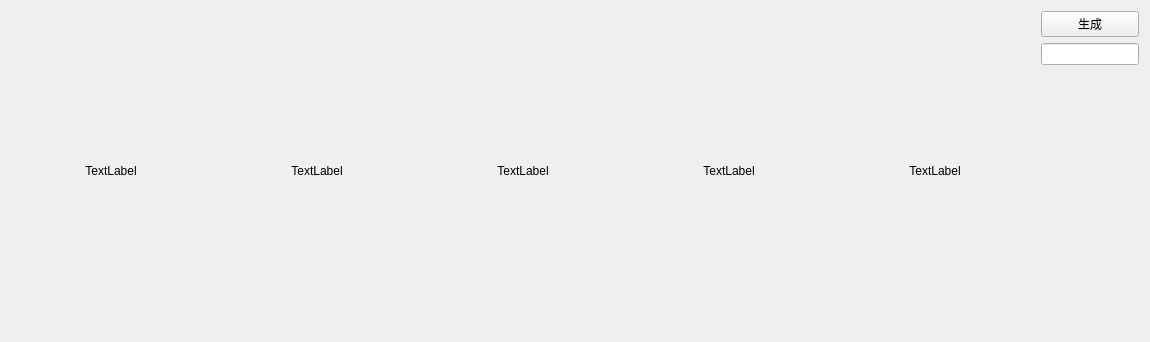
Qt form TexasPoker/TexasPoker/texaswidget.ui (JackeyLea/TexasPoker) before a commit.
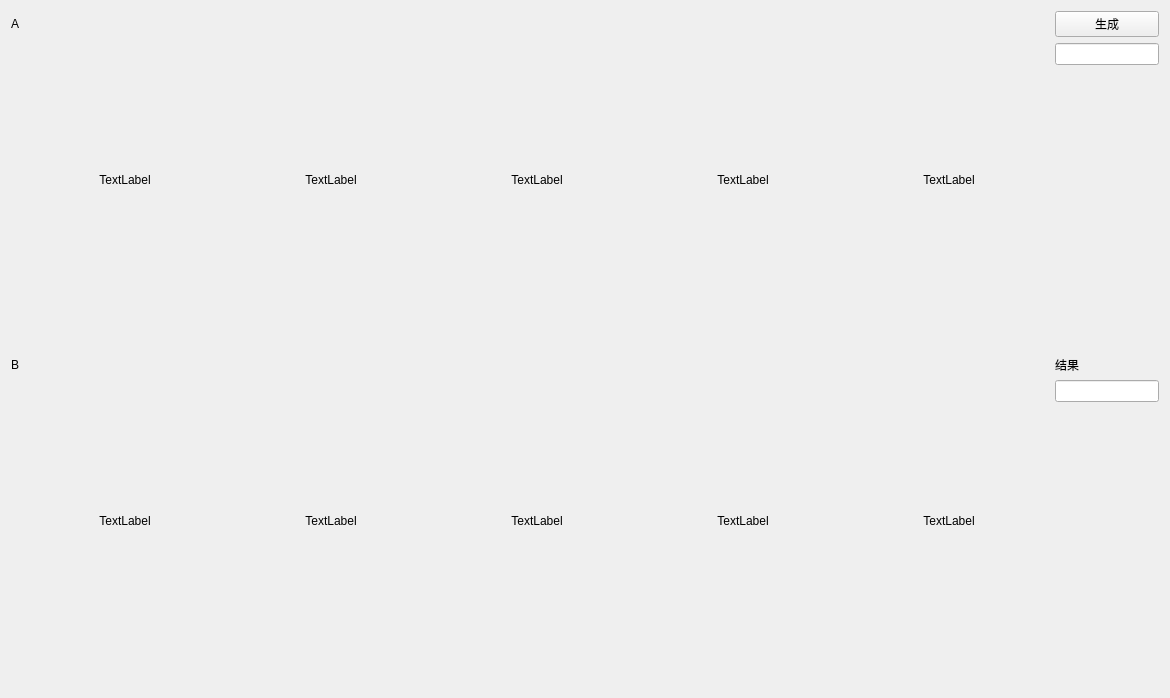
The same form after that commit.

Commit message: 更新界面设计

The edit to the form file:
```diff
--- a/TexasPoker/TexasPoker/texaswidget.ui
+++ b/TexasPoker/TexasPoker/texaswidget.ui
@@ -6,151 +6,310 @@
    <rect>
     <x>0</x>
     <y>0</y>
-    <width>1150</width>
-    <height>342</height>
+    <width>1170</width>
+    <height>698</height>
    </rect>
   </property>
   <property name="windowTitle">
    <string>TexasWidget</string>
   </property>
   <layout class="QGridLayout" name="gridLayout">
-   <item row="0" column="2" rowspan="3">
-    <widget class="QLabel" name="labelImg3">
-     <property name="minimumSize">
-      <size>
-       <width>200</width>
-       <height>320</height>
-      </size>
-     </property>
-     <property name="maximumSize">
-      <size>
-       <width>200</width>
-       <height>320</height>
-      </size>
-     </property>
+   <item row="0" column="0">
+    <widget class="QLabel" name="label">
      <property name="text">
-      <string>TextLabel</string>
+      <string>A</string>
      </property>
-     <property name="alignment">
-      <set>Qt::AlignmentFlag::AlignCenter</set>
-     </property>
     </widget>
    </item>
-   <item row="0" column="4" rowspan="3">
-    <widget class="QLabel" name="labelImg5">
-     <property name="minimumSize">
-      <size>
-       <width>200</width>
-       <height>320</height>
-      </size>
-     </property>
-     <property name="maximumSize">
-      <size>
-       <width>200</width>
-       <height>320</height>
-      </size>
-     </property>
-     <property name="text">
-      <string>TextLabel</string>
-     </property>
-     <property name="alignment">
-      <set>Qt::AlignmentFlag::AlignCenter</set>
-     </property>
-    </widget>
-   </item>
-   <item row="0" column="3" rowspan="3">
-    <widget class="QLabel" name="labelImg4">
-     <property name="minimumSize">
-      <size>
-       <width>200</width>
-       <height>320</height>
-      </size>
-     </property>
-     <property name="maximumSize">
-      <size>
-       <width>200</width>
-       <height>320</height>
-      </size>
-     </property>
-     <property name="text">
-      <string>TextLabel</string>
-     </property>
-     <property name="alignment">
-      <set>Qt::AlignmentFlag::AlignCenter</set>
-     </property>
-    </widget>
-   </item>
-   <item row="2" column="5">
-    <spacer name="verticalSpacer">
-     <property name="orientation">
-      <enum>Qt::Orientation::Vertical</enum>
-     </property>
-     <property name="sizeHint" stdset="0">
-      <size>
-       <width>20</width>
-       <height>218</height>
-      </size>
-     </property>
-    </spacer>
-   </item>
    <item row="0" column="1" rowspan="3">
-    <widget class="QLabel" name="labelImg2">
-     <property name="minimumSize">
-      <size>
-       <width>200</width>
-       <height>320</height>
-      </size>
-     </property>
-     <property name="maximumSize">
-      <size>
-       <width>200</width>
-       <height>320</height>
-      </size>
-     </property>
-     <property name="text">
-      <string>TextLabel</string>
-     </property>
-     <property name="alignment">
-      <set>Qt::AlignmentFlag::AlignCenter</set>
-     </property>
-    </widget>
+    <layout class="QHBoxLayout" name="horizontalLayout">
+     <item>
+      <widget class="QLabel" name="labelImg1">
+       <property name="minimumSize">
+        <size>
+         <width>200</width>
+         <height>320</height>
+        </size>
+       </property>
+       <property name="maximumSize">
+        <size>
+         <width>200</width>
+         <height>320</height>
+        </size>
+       </property>
+       <property name="text">
+        <string>TextLabel</string>
+       </property>
+       <property name="alignment">
+        <set>Qt::AlignmentFlag::AlignCenter</set>
+       </property>
+      </widget>
+     </item>
+     <item>
+      <widget class="QLabel" name="labelImg2">
+       <property name="minimumSize">
+        <size>
+         <width>200</width>
+         <height>320</height>
+        </size>
+       </property>
+       <property name="maximumSize">
+        <size>
+         <width>200</width>
+         <height>320</height>
+        </size>
+       </property>
+       <property name="text">
+        <string>TextLabel</string>
+       </property>
+       <property name="alignment">
+        <set>Qt::AlignmentFlag::AlignCenter</set>
+       </property>
+      </widget>
+     </item>
+     <item>
+      <widget class="QLabel" name="labelImg3">
+       <property name="minimumSize">
+        <size>
+         <width>200</width>
+         <height>320</height>
+        </size>
+       </property>
+       <property name="maximumSize">
+        <size>
+         <width>200</width>
+         <height>320</height>
+        </size>
+       </property>
+       <property name="text">
+        <string>TextLabel</string>
+       </property>
+       <property name="alignment">
+        <set>Qt::AlignmentFlag::AlignCenter</set>
+       </property>
+      </widget>
+     </item>
+     <item>
+      <widget class="QLabel" name="labelImg4">
+       <property name="minimumSize">
+        <size>
+         <width>200</width>
+         <height>320</height>
+        </size>
+       </property>
+       <property name="maximumSize">
+        <size>
+         <width>200</width>
+         <height>320</height>
+        </size>
+       </property>
+       <property name="text">
+        <string>TextLabel</string>
+       </property>
+       <property name="alignment">
+        <set>Qt::AlignmentFlag::AlignCenter</set>
+       </property>
+      </widget>
+     </item>
+     <item>
+      <widget class="QLabel" name="labelImg5">
+       <property name="minimumSize">
+        <size>
+         <width>200</width>
+         <height>320</height>
+        </size>
+       </property>
+       <property name="maximumSize">
+        <size>
+         <width>200</width>
+         <height>320</height>
+        </size>
+       </property>
+       <property name="text">
+        <string>TextLabel</string>
+       </property>
+       <property name="alignment">
+        <set>Qt::AlignmentFlag::AlignCenter</set>
+       </property>
+      </widget>
+     </item>
+    </layout>
    </item>
-   <item row="0" column="0" rowspan="3">
-    <widget class="QLabel" name="labelImg1">
-     <property name="minimumSize">
-      <size>
-       <width>200</width>
-       <height>320</height>
-      </size>
-     </property>
-     <property name="maximumSize">
-      <size>
-       <width>200</width>
-       <height>320</height>
-      </size>
-     </property>
-     <property name="text">
-      <string>TextLabel</string>
-     </property>
-     <property name="alignment">
-      <set>Qt::AlignmentFlag::AlignCenter</set>
-     </property>
-    </widget>
-   </item>
-   <item row="0" column="5">
+   <item row="0" column="2">
     <widget class="QPushButton" name="btn_Gen">
      <property name="text">
       <string>生成</string>
      </property>
     </widget>
    </item>
-   <item row="1" column="5">
+   <item row="1" column="2">
     <widget class="QLineEdit" name="lineEditBrand">
      <property name="readOnly">
       <bool>true</bool>
      </property>
     </widget>
    </item>
+   <item row="2" column="2">
+    <spacer name="verticalSpacer">
+     <property name="orientation">
+      <enum>Qt::Orientation::Vertical</enum>
+     </property>
+     <property name="sizeHint" stdset="0">
+      <size>
+       <width>20</width>
+       <height>269</height>
+      </size>
+     </property>
+    </spacer>
+   </item>
+   <item row="3" column="0">
+    <widget class="QLabel" name="label_2">
+     <property name="text">
+      <string>B</string>
+     </property>
+    </widget>
+   </item>
+   <item row="3" column="1" rowspan="3">
+    <layout class="QHBoxLayout" name="horizontalLayout_2">
+     <item>
+      <widget class="QLabel" name="labelImg11">
+       <property name="minimumSize">
+        <size>
+         <width>200</width>
+         <height>320</height>
+        </size>
+       </property>
+       <property name="maximumSize">
+        <size>
+         <width>200</width>
+         <height>320</height>
+        </size>
+       </property>
+       <property name="text">
+        <string>TextLabel</string>
+       </property>
+       <property name="alignment">
+        <set>Qt::AlignmentFlag::AlignCenter</set>
+       </property>
+      </widget>
+     </item>
+     <item>
+      <widget class="QLabel" name="labelImg12">
+       <property name="minimumSize">
+        <size>
+         <width>200</width>
+         <height>320</height>
+        </size>
+       </property>
+       <property name="maximumSize">
+        <size>
+         <width>200</width>
+         <height>320</height>
+        </size>
+       </property>
+       <property name="text">
+        <string>TextLabel</string>
+       </property>
+       <property name="alignment">
+        <set>Qt::AlignmentFlag::AlignCenter</set>
+       </property>
+      </widget>
+     </item>
+     <item>
+      <widget class="QLabel" name="labelImg13">
+       <property name="minimumSize">
+        <size>
+         <width>200</width>
+         <height>320</height>
+        </size>
+       </property>
+       <property name="maximumSize">
+        <size>
+         <width>200</width>
+         <height>320</height>
+        </size>
+       </property>
+       <property name="text">
+        <string>TextLabel</string>
+       </property>
+       <property name="alignment">
+        <set>Qt::AlignmentFlag::AlignCenter</set>
+       </property>
+      </widget>
+     </item>
+     <item>
+      <widget class="QLabel" name="labelImg14">
+       <property name="minimumSize">
+        <size>
+         <width>200</width>
+         <height>320</height>
+        </size>
+       </property>
+       <property name="maximumSize">
+        <size>
+         <width>200</width>
+         <height>320</height>
+        </size>
+       </property>
+       <property name="text">
+        <string>TextLabel</string>
+       </property>
+       <property name="alignment">
+        <set>Qt::AlignmentFlag::AlignCenter</set>
+       </property>
+      </widget>
+     </item>
+     <item>
+      <widget class="QLabel" name="labelImg15">
+       <property name="minimumSize">
+        <size>
+         <width>200</width>
+         <height>320</height>
+        </size>
+       </property>
+       <property name="maximumSize">
+        <size>
+         <width>200</width>
+         <height>320</height>
+        </size>
+       </property>
+       <property name="text">
+        <string>TextLabel</string>
+       </property>
+       <property name="alignment">
+        <set>Qt::AlignmentFlag::AlignCenter</set>
+       </property>
+      </widget>
+     </item>
+    </layout>
+   </item>
+   <item row="3" column="2">
+    <widget class="QLabel" name="labelResult">
+     <property name="text">
+      <string>结果</string>
+     </property>
+    </widget>
+   </item>
+   <item row="4" column="2">
+    <widget class="QLineEdit" name="lineEditBrand2">
+     <property name="readOnly">
+      <bool>true</bool>
+     </property>
+    </widget>
+   </item>
+   <item row="5" column="2">
+    <spacer name="verticalSpacer_2">
+     <property name="orientation">
+      <enum>Qt::Orientation::Vertical</enum>
+     </property>
+     <property name="sizeHint" stdset="0">
+      <size>
+       <width>20</width>
+       <height>269</height>
+      </size>
+     </property>
+    </spacer>
+   </item>
   </layout>
  </widget>
  <resources/>
```
